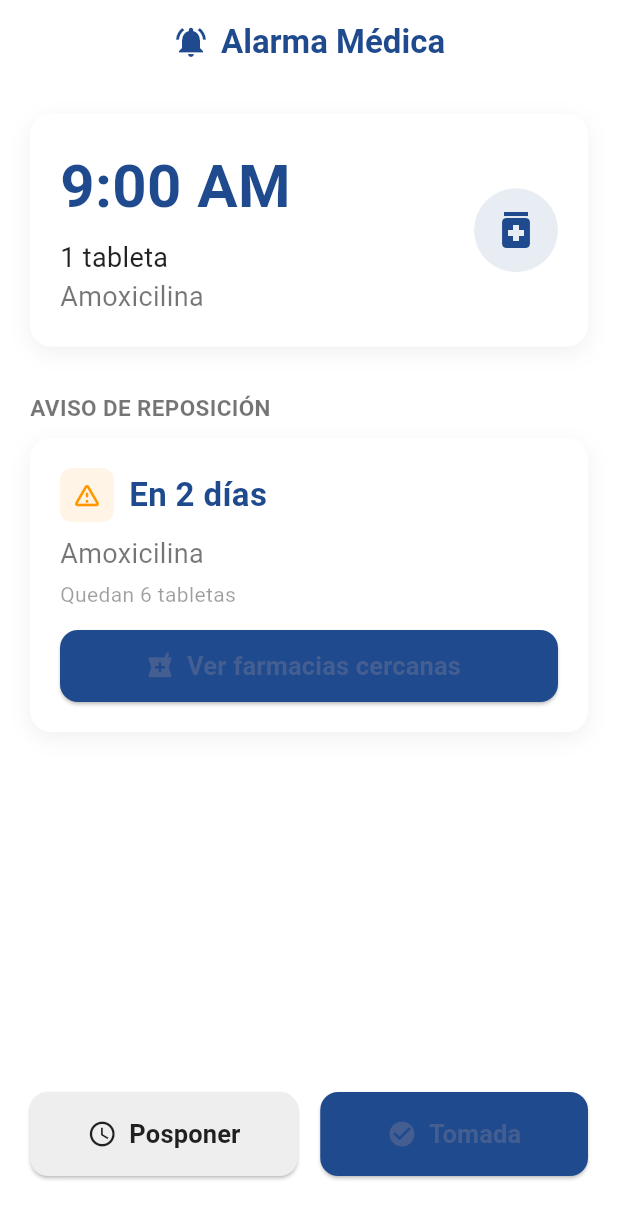
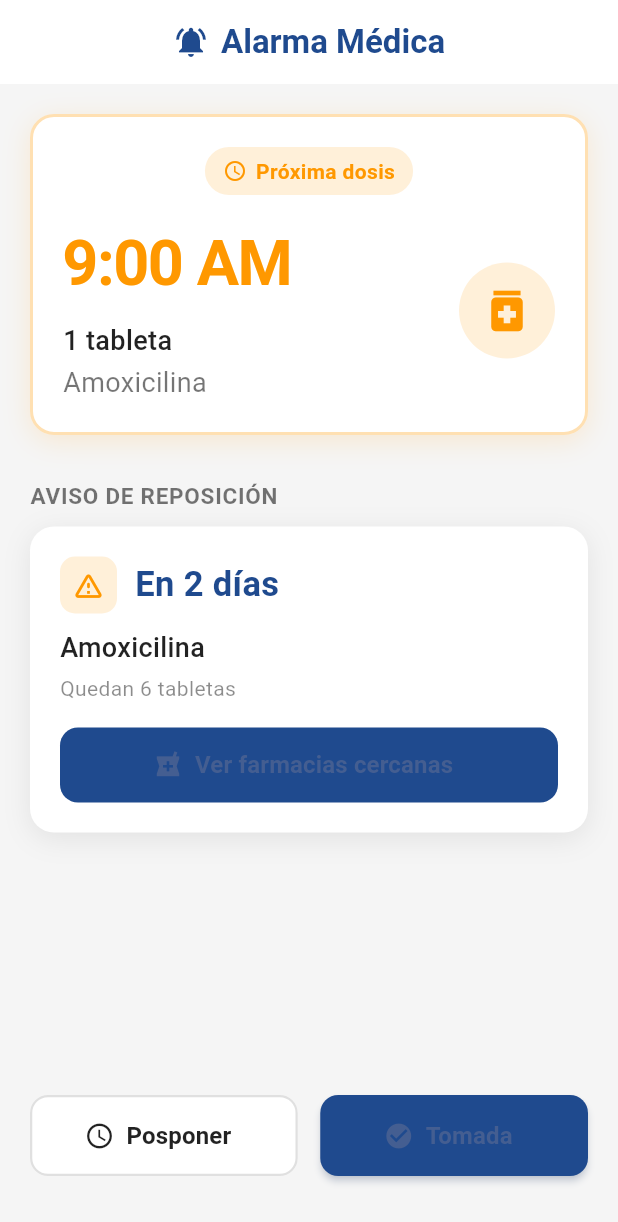
Before and after one commit to Luis2Sosa/medicare_app, a Flutter app: the AlarmHomeScreen screen opened directly, on a phone screen of 412 x 824 dp. Shown: the top 1222 px of the screen. Run offline on Flutter 3.47's test engine with Material 3 defaults, Android fonts, the phone set to English and light mode, and no system bars.

Commit message:
Ajustando pantalla de alarma para los estados rojo, amarillo, verde

```diff
--- a/lib/modules/alarms/screens/alarm_home_screen.dart
+++ b/lib/modules/alarms/screens/alarm_home_screen.dart
@@ -11,10 +11,53 @@ class AlarmHomeScreen extends StatefulWidget {
 class _AlarmHomeScreenState extends State<AlarmHomeScreen> {
   bool isProcessing = false;
 
+  // TODO: Reemplazar con datos reales desde un servicio
+  // Estados: 'pendiente', 'atrasada', 'completada'
+  String alarmState = 'pendiente'; // Cambiar para probar: pendiente, atrasada, completada
+  final String alarmTime = '9:00 AM';
+  final String medication = 'Amoxicilina';
+  final String dosage = '1 tableta';
+
+  Color get stateColor {
+    switch (alarmState) {
+      case 'completada':
+        return Colors.green;
+      case 'atrasada':
+        return Colors.red;
+      case 'pendiente':
+      default:
+        return Colors.orange;
+    }
+  }
+
+  IconData get stateIcon {
+    switch (alarmState) {
+      case 'completada':
+        return Icons.check_circle;
+      case 'atrasada':
+        return Icons.error;
+      case 'pendiente':
+      default:
+        return Icons.schedule;
+    }
+  }
+
+  String get stateText {
+    switch (alarmState) {
+      case 'completada':
+        return 'Tomada';
+      case 'atrasada':
+        return '¡Atrasada!';
+      case 'pendiente':
+      default:
+        return 'Próxima dosis';
+    }
+  }
+
   @override
   Widget build(BuildContext context) {
     return Scaffold(
-      backgroundColor: Colors.white,
+      backgroundColor: Colors.grey.shade100,
       appBar: AppBar(
         backgroundColor: Colors.white,
         elevation: 0,
@@ -52,6 +95,7 @@ class _AlarmHomeScreenState extends State<AlarmHomeScreen> {
                   fontSize: 15,
                   color: Colors.black54,
                   fontWeight: FontWeight.w700,
+                  letterSpacing: 0.5,
                 ),
               ),
 
@@ -61,7 +105,7 @@ class _AlarmHomeScreenState extends State<AlarmHomeScreen> {
 
               const Spacer(),
 
-              // --- BOTONES POSPONER / TOMADA ---
+              // --- BOTONES SEGÚN ESTADO ---
               _actionButtons(),
 
               const SizedBox(height: 20),
@@ -77,40 +121,75 @@ class _AlarmHomeScreenState extends State<AlarmHomeScreen> {
       padding: const EdgeInsets.all(20),
       decoration: BoxDecoration(
         color: Colors.white,
-        borderRadius: BorderRadius.circular(14),
+        borderRadius: BorderRadius.circular(16),
+        border: Border.all(
+          color: stateColor.withOpacity(0.3),
+          width: 2,
+        ),
         boxShadow: [
           BoxShadow(
-            color: Colors.black.withOpacity(0.06),
-            blurRadius: 12,
+            color: stateColor.withOpacity(0.15),
+            blurRadius: 15,
             offset: const Offset(0, 4),
           )
         ],
       ),
+      child: Column(
+        children: [
+          // ESTADO
+          Container(
+            padding: const EdgeInsets.symmetric(horizontal: 12, vertical: 6),
+            decoration: BoxDecoration(
+              color: stateColor.withOpacity(0.15),
+              borderRadius: BorderRadius.circular(20),
+            ),
             child: Row(
+              mainAxisSize: MainAxisSize.min,
+              children: [
+                Icon(stateIcon, size: 16, color: stateColor),
+                const SizedBox(width: 6),
+                Text(
+                  stateText,
+                  style: TextStyle(
+                    fontSize: 14,
+                    fontWeight: FontWeight.bold,
+                    color: stateColor,
+                  ),
+                ),
+              ],
+            ),
+          ),
+
+          const SizedBox(height: 16),
+
+          Row(
             children: [
               Expanded(
                 child: Column(
                   crossAxisAlignment: CrossAxisAlignment.start,
-              children: const [
+                  children: [
                     Text(
-                  "9:00 AM",
+                      alarmTime,
                       style: TextStyle(
-                    fontSize: 40,
+                        fontSize: 42,
                         fontWeight: FontWeight.bold,
-                    color: AppTheme.primaryBlue,
+                        color: stateColor,
+                        letterSpacing: -1,
                       ),
                     ),
-                SizedBox(height: 6),
+                    const SizedBox(height: 8),
                     Text(
-                  "1 tableta",
-                  style: TextStyle(
+                      dosage,
+                      style: const TextStyle(
                         fontSize: 18,
                         color: Colors.black87,
+                        fontWeight: FontWeight.w500,
                       ),
                     ),
+                    const SizedBox(height: 2),
                     Text(
-                  "Amoxicilina",
-                  style: TextStyle(
+                      medication,
+                      style: const TextStyle(
                         fontSize: 18,
                         color: Colors.black54,
                       ),
@@ -119,16 +198,18 @@ class _AlarmHomeScreenState extends State<AlarmHomeScreen> {
                 ),
               ),
               Container(
-            padding: const EdgeInsets.all(12),
+                padding: const EdgeInsets.all(14),
                 decoration: BoxDecoration(
-              color: AppTheme.primaryBlue.withOpacity(0.1),
+                  color: stateColor.withOpacity(0.15),
                   shape: BoxShape.circle,
                 ),
-            child: const Icon(
+                child: Icon(
                   Icons.medication,
-              size: 32,
-              color: AppTheme.primaryBlue,
+                  size: 36,
+                  color: stateColor,
                 ),
+              ),
+            ],
           ),
         ],
       ),
@@ -140,11 +221,11 @@ class _AlarmHomeScreenState extends State<AlarmHomeScreen> {
       padding: const EdgeInsets.all(20),
       decoration: BoxDecoration(
         color: Colors.white,
-        borderRadius: BorderRadius.circular(14),
+        borderRadius: BorderRadius.circular(16),
         boxShadow: [
           BoxShadow(
-            color: Colors.black.withOpacity(0.06),
-            blurRadius: 12,
+            color: Colors.black.withOpacity(0.08),
+            blurRadius: 15,
             offset: const Offset(0, 4),
           )
         ],
@@ -157,21 +238,21 @@ class _AlarmHomeScreenState extends State<AlarmHomeScreen> {
               Container(
                 padding: const EdgeInsets.all(8),
                 decoration: BoxDecoration(
-                  color: Colors.orange.withOpacity(0.1),
-                  borderRadius: BorderRadius.circular(8),
+                  color: Colors.orange.withOpacity(0.15),
+                  borderRadius: BorderRadius.circular(10),
                 ),
                 child: const Icon(
                   Icons.warning_amber_rounded,
                   color: Colors.orange,
-                  size: 20,
+                  size: 22,
                 ),
               ),
-              const SizedBox(width: 10),
+              const SizedBox(width: 12),
               const Expanded(
                 child: Text(
                   "En 2 días",
                   style: TextStyle(
-                    fontSize: 22,
+                    fontSize: 23,
                     fontWeight: FontWeight.bold,
                     color: AppTheme.primaryBlue,
                   ),
@@ -179,12 +260,13 @@ class _AlarmHomeScreenState extends State<AlarmHomeScreen> {
               ),
             ],
           ),
-          const SizedBox(height: 8),
+          const SizedBox(height: 10),
           const Text(
             "Amoxicilina",
             style: TextStyle(
               fontSize: 18,
-              color: Colors.black54,
+              color: Colors.black87,
+              fontWeight: FontWeight.w500,
             ),
           ),
           const SizedBox(height: 4),
@@ -192,28 +274,29 @@ class _AlarmHomeScreenState extends State<AlarmHomeScreen> {
             "Quedan 6 tabletas",
             style: TextStyle(
               fontSize: 14,
-              color: Colors.black38,
+              color: Colors.black45,
             ),
           ),
-          const SizedBox(height: 14),
+          const SizedBox(height: 16),
 
           // --- BOTÓN VER FARMACIAS ---
           SizedBox(
             width: double.infinity,
-            height: 48,
+            height: 50,
             child: ElevatedButton.icon(
               style: ElevatedButton.styleFrom(
                 backgroundColor: AppTheme.primaryBlue,
                 shape: RoundedRectangleBorder(
                   borderRadius: BorderRadius.circular(12),
                 ),
+                elevation: 0,
               ),
               onPressed: _openPharmacies,
               icon: const Icon(Icons.local_pharmacy, size: 20),
               label: const Text(
                 "Ver farmacias cercanas",
                 style: TextStyle(
-                  fontSize: 17,
+                  fontSize: 16,
                   fontWeight: FontWeight.w600,
                 ),
               ),
@@ -225,16 +308,48 @@ class _AlarmHomeScreenState extends State<AlarmHomeScreen> {
   }
 
   Widget _actionButtons() {
+    // Si ya está completada, solo mostrar mensaje
+    if (alarmState == 'completada') {
+      return Container(
+        padding: const EdgeInsets.all(16),
+        decoration: BoxDecoration(
+          color: Colors.green.withOpacity(0.1),
+          borderRadius: BorderRadius.circular(12),
+          border: Border.all(color: Colors.green.withOpacity(0.3)),
+        ),
+        child: Row(
+          mainAxisAlignment: MainAxisAlignment.center,
+          children: const [
+            Icon(Icons.check_circle, color: Colors.green, size: 24),
+            SizedBox(width: 12),
+            Text(
+              "Medicamento tomado correctamente",
+              style: TextStyle(
+                fontSize: 15,
+                fontWeight: FontWeight.w600,
+                color: Colors.green,
+              ),
+            ),
+          ],
+        ),
+      );
+    }
+
+    // Para pendiente y atrasada, mostrar botones
     return Row(
       children: [
+        if (alarmState != 'atrasada') // No permitir posponer si ya está atrasada
           Expanded(
+            child: SizedBox(
+              height: 54,
               child: ElevatedButton.icon(
                 style: ElevatedButton.styleFrom(
-              backgroundColor: Colors.grey.shade200,
+                  backgroundColor: Colors.white,
                   foregroundColor: Colors.black87,
-              padding: const EdgeInsets.symmetric(vertical: 16),
+                  elevation: 0,
                   shape: RoundedRectangleBorder(
                     borderRadius: BorderRadius.circular(12),
+                    side: BorderSide(color: Colors.grey.shade300, width: 1.5),
                   ),
                 ),
                 onPressed: isProcessing ? null : _postponeAlarm,
@@ -242,18 +357,22 @@ class _AlarmHomeScreenState extends State<AlarmHomeScreen> {
                 label: const Text(
                   "Posponer",
                   style: TextStyle(
-                fontSize: 17,
+                    fontSize: 16,
                     fontWeight: FontWeight.w600,
                   ),
                 ),
               ),
             ),
-        const SizedBox(width: 15),
+          ),
+        if (alarmState != 'atrasada') const SizedBox(width: 15),
         Expanded(
+          child: SizedBox(
+            height: 54,
             child: ElevatedButton.icon(
               style: ElevatedButton.styleFrom(
-              backgroundColor: AppTheme.primaryBlue,
-              padding: const EdgeInsets.symmetric(vertical: 16),
+                backgroundColor: alarmState == 'atrasada' ? Colors.red : AppTheme.primaryBlue,
+                elevation: 2,
+                shadowColor: (alarmState == 'atrasada' ? Colors.red : AppTheme.primaryBlue).withOpacity(0.4),
                 shape: RoundedRectangleBorder(
                   borderRadius: BorderRadius.circular(12),
                 ),
@@ -265,15 +384,20 @@ class _AlarmHomeScreenState extends State<AlarmHomeScreen> {
                 height: 20,
                 child: CircularProgressIndicator(
                   color: Colors.white,
-                strokeWidth: 2,
+                  strokeWidth: 2.5,
                 ),
               )
                   : const Icon(Icons.check_circle, size: 20),
               label: Text(
-              isProcessing ? "Guardando..." : "Tomada",
+                isProcessing
+                    ? "Guardando..."
+                    : alarmState == 'atrasada'
+                    ? "Marcar tomada"
+                    : "Tomada",
                 style: const TextStyle(
-                fontSize: 17,
+                  fontSize: 16,
                   fontWeight: FontWeight.w600,
+                ),
               ),
             ),
           ),
@@ -332,7 +456,10 @@ class _AlarmHomeScreenState extends State<AlarmHomeScreen> {
 
     if (!mounted) return;
 
-    setState(() => isProcessing = false);
+    setState(() {
+      isProcessing = false;
+      alarmState = 'completada';
+    });
 
     _showSnackBar(
       "¡Medicamento registrado!",
@@ -343,9 +470,6 @@ class _AlarmHomeScreenState extends State<AlarmHomeScreen> {
     // TODO: Guardar en historial y actualizar estado
     // await HistoryService.addEntry(medication);
     // await AlarmService.markAsCompleted();
-
-    // Opcional: navegar o actualizar UI
-    // Navigator.pushReplacementNamed(context, "/home");
   }
 
   void _openPharmacies() {
@@ -359,7 +483,8 @@ class _AlarmHomeScreenState extends State<AlarmHomeScreen> {
     // Navigator.pushNamed(context, "/pharmacies");
   }
 
-  void _showSnackBar(String message, {required IconData icon, required Color color}) {
+  void _showSnackBar(String message,
+      {required IconData icon, required Color color}) {
     ScaffoldMessenger.of(context).showSnackBar(
       SnackBar(
         content: Row(
--- a/lib/modules/treatments/screens/treatment_list_screen.dart
+++ b/lib/modules/treatments/screens/treatment_list_screen.dart
@@ -95,28 +95,7 @@ class _TreatmentListScreenState extends State<TreatmentListScreen> {
               ),
               textAlign: TextAlign.center,
             ),
-            const SizedBox(height: 32),
-            ElevatedButton.icon(
-              onPressed: _addTreatment,
-              style: ElevatedButton.styleFrom(
-                backgroundColor: AppTheme.primaryBlue,
-                padding: const EdgeInsets.symmetric(
-                  horizontal: 32,
-                  vertical: 16,
-                ),
-                shape: RoundedRectangleBorder(
-                  borderRadius: BorderRadius.circular(12),
-                ),
-              ),
-              icon: const Icon(Icons.add),
-              label: const Text(
-                "Agregar tratamiento",
-                style: TextStyle(
-                  fontSize: 16,
-                  fontWeight: FontWeight.w600,
-                ),
-              ),
-            ),
+
           ],
         ),
       ),
```
Lines whose indentation alone changed are shown as unchanged.
